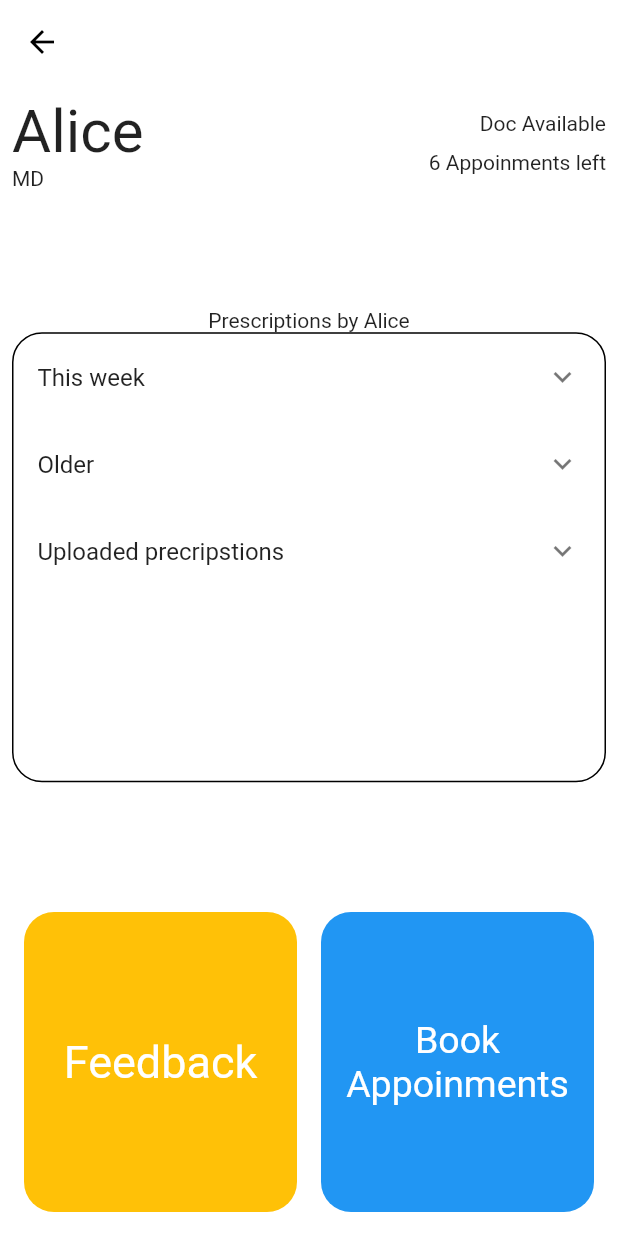
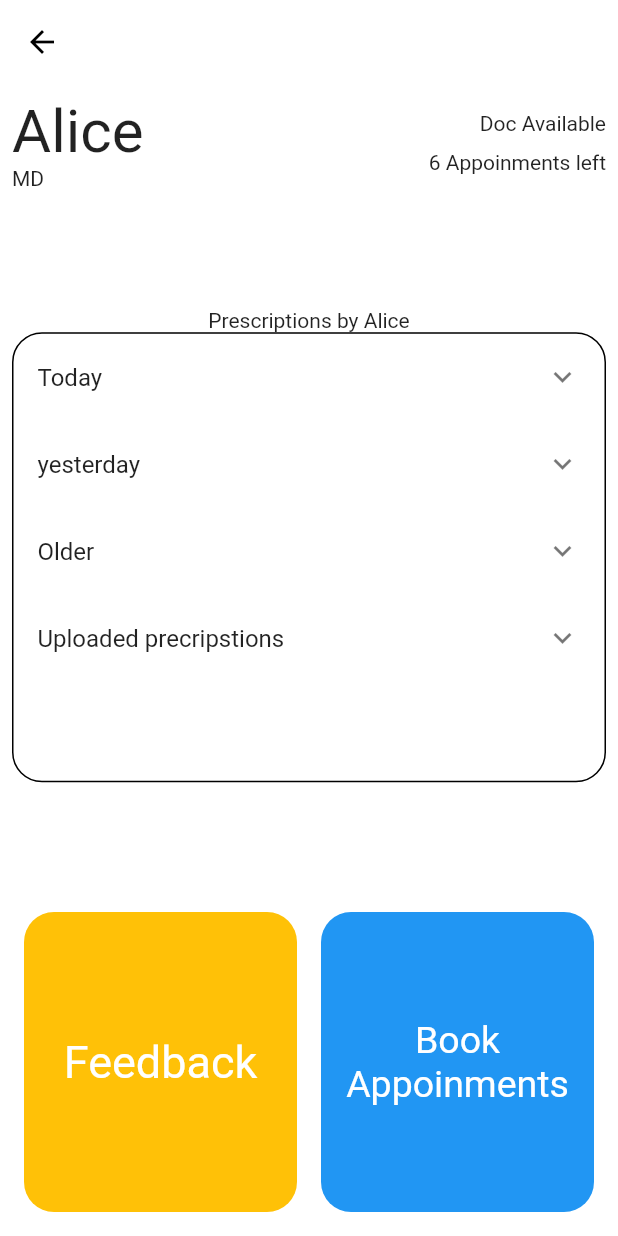
Before and after one commit to ShanuFutura/HeartBeat, a Flutter app: the DoctorView screen opened directly with empty values, on a phone screen of 412 x 824 dp. Run offline on Flutter 3.47's test engine with Material 2 defaults, Android fonts, the phone set to English and light mode, and no system bars; our stand-ins replace carousel_slider, dropdown_search, fluttertoast, image_picker, shared_preferences; accounts and stored records are empty.

Commit message:
minor updations at patents view prescriptions list

```diff
--- a/heartbeat/lib/Widgets/patient_presc_listview.dart
+++ b/heartbeat/lib/Widgets/patient_presc_listview.dart
@@ -4,10 +4,11 @@ import 'package:flutter/material.dart';
 import 'package:fluttertoast/fluttertoast.dart';
 import 'package:heartbeat/models/dummy_lists.dart';
 import 'package:intl/intl.dart';
+// import 'package:collection/collection.dart';
 
 class PatientPrescListView extends StatefulWidget {
   final Function() notifyParent;
-  // final isBuyable;
+
   const PatientPrescListView({Key? key, required this.notifyParent})
       : super(key: key);
 
@@ -15,21 +16,32 @@ class PatientPrescListView extends StatefulWidget {
   State<PatientPrescListView> createState() => _PatientPrescListViewState();
 }
 
-// final thisWeekList = DummyLists.dummyPrescs.where((element) => false);
+// final lastWeek = DateTime.now().subtract(Duration(days: 7));
 
-final thisWeekList = DummyLists.dummyPrescs.where((element) {
-  // // final date = ;
-  // // return true;
-  return element['date'] == DateTime.now();
-  // return ((element['date'] as DateTime)
-  //     .isAfter(DateTime.now().subtract(Duration(days: 7))));
+final todaysList = DummyLists.dummyPrescs.where((element) {
+  final date = element['date'] as DateTime;
+  return date.isAfter(DateTime.now().subtract(Duration(days: 1)));
 }).toList();
 
+final todays_1_List = DummyLists.dummyPrescs.where((element) {
+  final date = element['date'] as DateTime;
+  return date.isBefore(DateTime.now().subtract(Duration(days: 1))) &&
+      date.isAfter(DateTime.now().subtract(Duration(days: 2)));
+}).toList();
+
+// final todays_2_List = DummyLists.dummyPrescs.where((element) {
+//   final date = element['date'] as DateTime;
+//   return date.isAfter(DateTime.now().subtract(Duration(days: 3)));
+// }).toList();
+
+// final thisWeekList = DummyLists.dummyPrescs.where((element) {
+//   final date = element['date'] as DateTime;
+//   return date.isAfter(lastWeek);
+// }).toList();
+
 final olderList = DummyLists.dummyPrescs.where((element) {
-  return element['date'] == DateTime.now();
-  // final date = ;
-  // return (element['date'] as DateTime)
-  //     .isBefore(DateTime.now().subtract(Duration(days: 7)));
+  final date = element['date'] as DateTime;
+  return date.isBefore(DateTime.now().subtract(Duration(days: 2)));
 }).toList();
 
 class _PatientPrescListViewState extends State<PatientPrescListView> {
@@ -110,10 +122,10 @@ class _PatientPrescListViewState extends State<PatientPrescListView> {
       physics: NeverScrollableScrollPhysics(),
       children: [
         ExpansionTile(
-          title: Text('This week'),
+          title: Text('Today'),
           children: [
             ListView.builder(
-              itemCount: thisWeekList.length,
+              itemCount: todaysList.length,
               shrinkWrap: true,
               physics: NeverScrollableScrollPhysics(),
               itemBuilder: (context, index) {
@@ -121,8 +133,27 @@ class _PatientPrescListViewState extends State<PatientPrescListView> {
                   onTap: () {
                     prescCard(index);
                   },
-                  title: Text(DateFormat('dd/mm/yyyy')
-                      .format(thisWeekList[index]['date'] as DateTime)),
+                  title: Text(DateFormat('dd/MM/yyyy')
+                      .format(todaysList[index]['date'] as DateTime)),
+                );
+              },
+            )
+          ],
+        ),
+        ExpansionTile(
+          title: Text('yesterday'),
+          children: [
+            ListView.builder(
+              itemCount: todays_1_List.length,
+              shrinkWrap: true,
+              physics: NeverScrollableScrollPhysics(),
+              itemBuilder: (context, index) {
+                return ListTile(
+                  onTap: () {
+                    prescCard(index);
+                  },
+                  title: Text(DateFormat('dd/MM/yyyy')
+                      .format(todays_1_List[index]['date'] as DateTime)),
                 );
               },
             )
@@ -138,7 +169,7 @@ class _PatientPrescListViewState extends State<PatientPrescListView> {
               itemBuilder: (context, index) {
                 return ListTile(
                   onTap: () => prescCard(index),
-                  title: Text(DateFormat('dd/mm/yyyy')
+                  title: Text(DateFormat('dd/MM/yyyy')
                       .format(olderList[index]['date'] as DateTime)),
                 );
               },
@@ -149,18 +180,17 @@ class _PatientPrescListViewState extends State<PatientPrescListView> {
           title: Text('Uploaded precripstions'),
           children: [
             ListView.builder(
-              itemCount: DummyLists.oldPrescImages.length,
+              itemCount: DummyLists.dummyPrescs.length,
               shrinkWrap: true,
               physics: NeverScrollableScrollPhysics(),
               itemBuilder: (context, index) {
                 return ListTile(
                   leading: CircleAvatar(
                     backgroundImage: FileImage(
-                      DummyLists.oldPrescImages[index]['image'] as File,
-                    ),
+                        DummyLists.dummyPrescs[index]['image'] as File),
                   ),
                   title: Text(
-                      (DummyLists.oldPrescImages[index]['date'] as DateTime)
+                      (DummyLists.dummyPrescs[index]['date'] as DateTime)
                           .toString()),
                 );
               },
@@ -169,26 +199,5 @@ class _PatientPrescListViewState extends State<PatientPrescListView> {
         ),
       ],
     );
-
-    // return ListView.builder(
-    //     shrinkWrap: true,
-    //     physics: ClampingScrollPhysics(),
-    //     itemCount: DummyLists.newMedPrescList.length,
-    //     itemBuilder: (context, index) {
-    //       return Column(
-    //         children: [
-    //           ListTile(
-    //             onTap: () {
-    //               prescCard(index);
-    //             },
-    //             title: Text(
-    //               DateFormat('dd/MM/yyyy')
-    //                   .format(DummyLists.newMedPrescList[index].date),
-    //             ),
-    //           ),
-    //           Divider()
-    //         ],
-    //       );
-    //     });
   }
 }
--- a/heartbeat/lib/models/dummy_lists.dart
+++ b/heartbeat/lib/models/dummy_lists.dart
@@ -40,21 +40,21 @@ class DummyLists {
   static List<Map<String, Object>> oldPrescImages = [];
   // static List newPrescList = [];
 
-  static const dummyPrescs = [
+  static final dummyPrescs = [
     {
       'doctor_name': 'Alice',
       'patient_id': '1',
       'presc_type': 'test',
       'prescripton': 'blood test',
-      'date': DateTime.now,
-      'count': '1'
+      'date': DateTime.now().subtract(Duration(days: 2)),
+      'count': '1',
     },
     {
       'doctor_name': 'Bob',
       'patient_id': '1',
       'presc_type': 'medicine',
       'prescripton': 'paracetamol',
-      'date': DateTime.now,
+      'date': DateTime.now().subtract(Duration(days: 8)),
       'count': '4'
     },
     {
@@ -62,7 +62,7 @@ class DummyLists {
       'patient_id': '1',
       'presc_type': 'medicine',
       'prescripton': 'antibiotic',
-      'date': DateTime.now,
+      'date': DateTime.now(),
       'count': '2'
     },
     {
@@ -70,8 +70,16 @@ class DummyLists {
       'patient_id': '1',
       'presc_type': 'test',
       'prescripton': 'corona',
-      'date': DateTime.now,
+      'date': DateTime.now(),
       'count': '1'
+    },
+    {
+      'doctor_name': 'Edith',
+      'patient_id': '1',
+      'presc_type': 'test',
+      'prescripton': 'blood test',
+      'date': DateTime.now().subtract(Duration(days: 1)),
+      'count': '1',
     },
   ];
 
```
